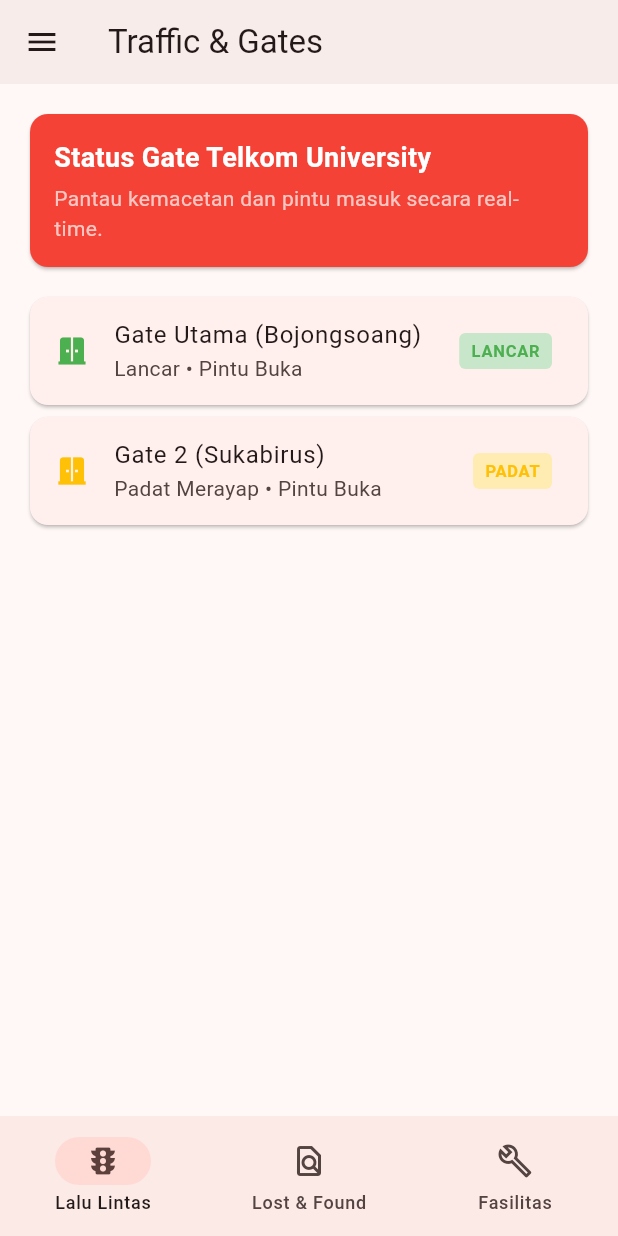
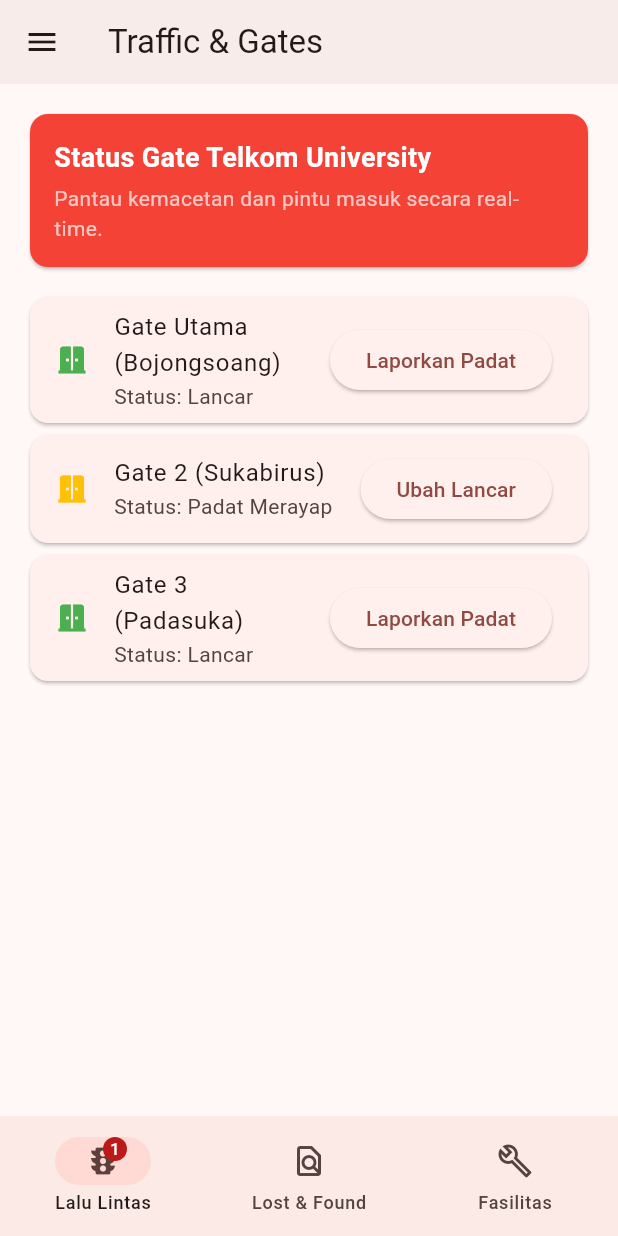
Before and after one commit to alvinesstuananta/Modul2_Tubes, a Flutter app: the screen it shows after launch, on a phone screen of 412 x 824 dp. Run offline on Flutter 3.47's test engine with Material 3 defaults, Android fonts, the phone set to English and light mode, and no system bars.

Commit message:
first commit

```diff
--- /dev/null
+++ b/lib/models/traffic_model.dart
@@ -0,0 +1,22 @@
+import 'package:flutter/foundation.dart';
+
+class TrafficModel extends ChangeNotifier {
+  final Map<String, String> _statusGate = {
+    'Gate Utama (Bojongsoang)': 'Lancar',
+    'Gate 2 (Sukabirus)': 'Padat Merayap',
+    'Gate 3 (Padasuka)': 'Lancar',
+  };
+
+  int _totalLaporanMacet = 1;
+
+  Map<String, String> get statusGate => Map.unmodifiable(_statusGate);
+  int get totalLaporanMacet => _totalLaporanMacet;
+
+  void ubahStatusGate(String namaGate, String statusBaru) {
+    _statusGate[namaGate] = statusBaru;
+    if (statusBaru == 'Padat' || statusBaru == 'Macet') {
+      _totalLaporanMacet++;
+    }
+    notifyListeners();
+  }
+}
--- a/lib/navigation/kerangka_navigasi.dart
+++ b/lib/navigation/kerangka_navigasi.dart
@@ -1,4 +1,7 @@
 import 'package:flutter/material.dart';
+import 'package:provider/provider.dart';
+
+import '../models/traffic_model.dart';
 import '../pages/halaman_traffic.dart';
 import '../pages/halaman_lost_found.dart';
 import '../pages/halaman_fasilitas.dart';
@@ -37,33 +40,45 @@
     final double lebar = MediaQuery.of(context).size.width;
     final bool layarLebar = lebar >= 600;
 
+    // Hanya membaca totalLaporanMacet agar hanya badge yang di-rebuild
+    final totalMacet = context.select<TrafficModel, int>(
+      (m) => m.totalLaporanMacet,
+    );
+
     return Scaffold(
-      appBar: AppBar(
-        title: Text(_judul[_indeksTerpilih]),
-        elevation: 2,
-      ),
+      appBar: AppBar(title: Text(_judul[_indeksTerpilih]), elevation: 2),
       drawer: _buatDrawer(),
-      body: layarLebar ? _tataLetakLebar() : _halaman[_indeksTerpilih],
-      bottomNavigationBar: layarLebar ? null : _buatBilahBawah(),
+      body: layarLebar
+          ? _tataLetakLebar(totalMacet)
+          : IndexedStack(index: _indeksTerpilih, children: _halaman),
+      bottomNavigationBar: layarLebar ? null : _buatBilahBawah(totalMacet),
     );
   }
 
-  Widget _buatBilahBawah() {
+  Widget _buatBilahBawah(int totalMacet) {
     return NavigationBar(
       selectedIndex: _indeksTerpilih,
       onDestinationSelected: _pilihTujuan,
-      destinations: const [
+      destinations: [
         NavigationDestination(
-          icon: Icon(Icons.traffic_outlined),
-          selectedIcon: Icon(Icons.traffic),
+          icon: Badge(
+            label: Text('$totalMacet'),
+            isLabelVisible: totalMacet > 0,
+            child: const Icon(Icons.traffic_outlined),
+          ),
+          selectedIcon: Badge(
+            label: Text('$totalMacet'),
+            isLabelVisible: totalMacet > 0,
+            child: const Icon(Icons.traffic),
+          ),
           label: 'Lalu Lintas',
         ),
-        NavigationDestination(
+        const NavigationDestination(
           icon: Icon(Icons.find_in_page_outlined),
           selectedIcon: Icon(Icons.find_in_page),
           label: 'Lost & Found',
         ),
-        NavigationDestination(
+        const NavigationDestination(
           icon: Icon(Icons.build_outlined),
           selectedIcon: Icon(Icons.build),
           label: 'Fasilitas',
@@ -72,7 +87,7 @@
     );
   }
 
-  Widget _tataLetakLebar() {
+  Widget _tataLetakLebar(int totalMacet) {
     return Row(
       children: [
         NavigationRail(
@@ -83,18 +98,26 @@
             padding: EdgeInsets.symmetric(vertical: 16),
             child: Icon(Icons.security, size: 36, color: Colors.red),
           ),
-          destinations: const [
+          destinations: [
             NavigationRailDestination(
-              icon: Icon(Icons.traffic_outlined),
-              selectedIcon: Icon(Icons.traffic),
-              label: Text('Lalu Lintas'),
+              icon: Badge(
+                label: Text('$totalMacet'),
+                isLabelVisible: totalMacet > 0,
+                child: const Icon(Icons.traffic_outlined),
+              ),
+              selectedIcon: Badge(
+                label: Text('$totalMacet'),
+                isLabelVisible: totalMacet > 0,
+                child: const Icon(Icons.traffic),
+              ),
+              label: const Text('Lalu Lintas'),
             ),
-            NavigationRailDestination(
+            const NavigationRailDestination(
               icon: Icon(Icons.find_in_page_outlined),
               selectedIcon: Icon(Icons.find_in_page),
               label: Text('Lost & Found'),
             ),
-            NavigationRailDestination(
+            const NavigationRailDestination(
               icon: Icon(Icons.build_outlined),
               selectedIcon: Icon(Icons.build),
               label: Text('Fasilitas'),
@@ -102,7 +125,9 @@
           ],
         ),
         const VerticalDivider(thickness: 1, width: 1),
-        Expanded(child: _halaman[_indeksTerpilih]),
+        Expanded(
+          child: IndexedStack(index: _indeksTerpilih, children: _halaman),
+        ),
       ],
     );
   }
@@ -166,14 +191,6 @@
             Navigator.pushNamed(context, AppRoutes.pengaturan);
           },
         ),
-        ListTile(
-          leading: const Icon(Icons.bug_report, color: Colors.orange),
-          title: const Text('Uji Route Salah'),
-          onTap: () {
-            Navigator.pop(context);
-            Navigator.pushNamed(context, '/halaman-salah');
-          },
-        ),
       ],
     );
   }
--- a/lib/pages/halaman_traffic.dart
+++ b/lib/pages/halaman_traffic.dart
@@ -1,4 +1,7 @@
 import 'package:flutter/material.dart';
+import 'package:provider/provider.dart';
+
+import '../models/traffic_model.dart';
 
 class HalamanTraffic extends StatelessWidget {
   const HalamanTraffic({super.key});
@@ -33,47 +36,35 @@
           ),
         ),
         const SizedBox(height: 12),
-        Card(
-          child: ListTile(
-            leading: const Icon(Icons.door_sliding, color: Colors.green),
-            title: const Text('Gate Utama (Bojongsoang)'),
-            subtitle: const Text('Lancar • Pintu Buka'),
-            trailing: Container(
-              padding: const EdgeInsets.symmetric(horizontal: 8, vertical: 4),
-              decoration: BoxDecoration(
-                color: Colors.green.shade100,
-                borderRadius: BorderRadius.circular(4),
-              ),
-              child: const Text(
-                'LANCAR',
-                style: TextStyle(
-                  color: Colors.green,
-                  fontWeight: FontWeight.bold,
-                ),
-              ),
-            ),
-          ),
-        ),
-        Card(
-          child: ListTile(
-            leading: const Icon(Icons.door_sliding, color: Colors.amber),
-            title: const Text('Gate 2 (Sukabirus)'),
-            subtitle: const Text('Padat Merayap • Pintu Buka'),
-            trailing: Container(
-              padding: const EdgeInsets.symmetric(horizontal: 8, vertical: 4),
-              decoration: BoxDecoration(
-                color: Colors.amber.shade100,
-                borderRadius: BorderRadius.circular(4),
-              ),
-              child: const Text(
-                'PADAT',
-                style: TextStyle(
-                  color: Colors.amber,
-                  fontWeight: FontWeight.bold,
-                ),
-              ),
-            ),
-          ),
+        Consumer<TrafficModel>(
+          builder: (context, traffic, child) {
+            return Column(
+              children: traffic.statusGate.entries.map((entry) {
+                final isMacet =
+                    entry.value == 'Padat' || entry.value == 'Padat Merayap';
+                return Card(
+                  child: ListTile(
+                    leading: Icon(
+                      Icons.door_sliding,
+                      color: isMacet ? Colors.amber : Colors.green,
+                    ),
+                    title: Text(entry.key),
+                    subtitle: Text('Status: ${entry.value}'),
+                    trailing: ElevatedButton(
+                      onPressed: () {
+                        final statusBaru = isMacet ? 'Lancar' : 'Padat';
+                        context.read<TrafficModel>().ubahStatusGate(
+                          entry.key,
+                          statusBaru,
+                        );
+                      },
+                      child: Text(isMacet ? 'Ubah Lancar' : 'Laporkan Padat'),
+                    ),
+                  ),
+                );
+              }).toList(),
+            );
+          },
         ),
       ],
     );
--- a/pubspec.yaml
+++ b/pubspec.yaml
@@ -34,6 +34,7 @@
   # The following adds the Cupertino Icons font to your application.
   # Use with the CupertinoIcons class for iOS style icons.
   cupertino_icons: ^1.0.8
+  provider: ^6.1.5+1
 
 dev_dependencies:
   flutter_test:
```
Also changed, not shown: lib/main.dart (+12 -1 lines), lib/models/lost_found_model.dart (added, +28 -0 lines), lib/pages/halaman_detail_barang.dart (+50 -13 lines), lib/pages/halaman_lost_found.dart (+14 -18 lines), pubspec.lock, 2 other files.
